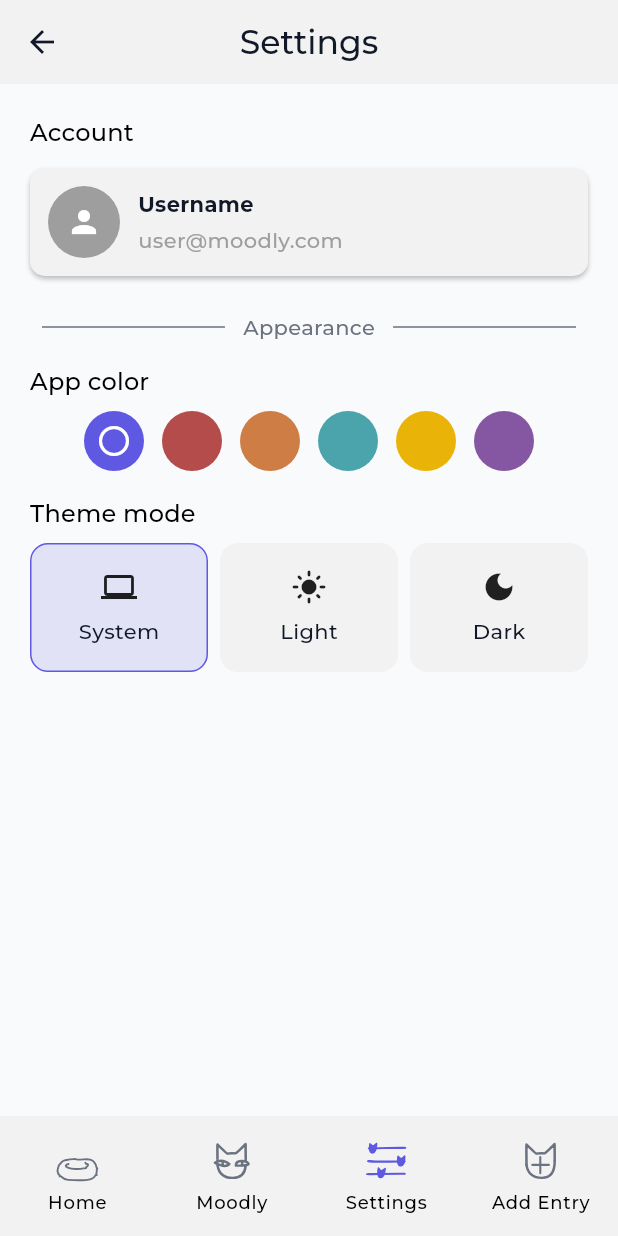
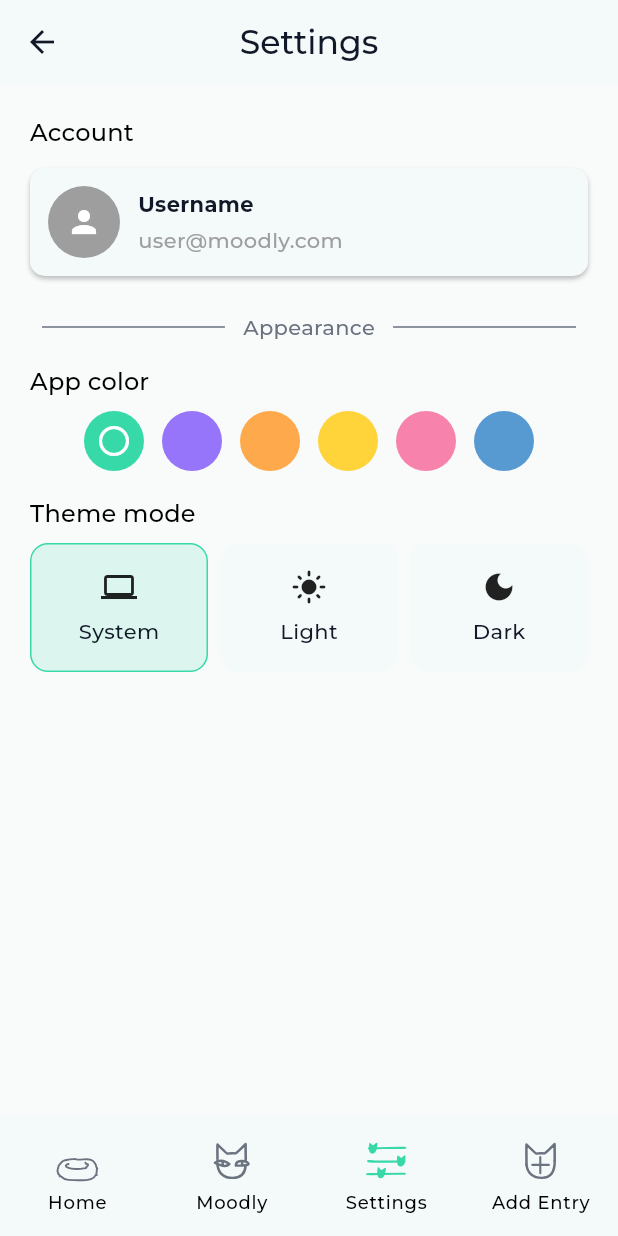
Before and after one commit to codemalcolm/moodly_client, a Flutter app: the screen it shows after launch, item 3 of the bottom bar chosen, on a phone screen of 412 x 824 dp. Run offline on Flutter 3.47's test engine with Material 3 defaults, Android fonts, the phone set to English and light mode, and no system bars; our stand-ins replace flutter_svg, image_picker; network calls fail; project files that could hold a hidden picture were left out.

Commit message:
update color theme

```diff
--- a/lib/screens/settings_account_screen.dart
+++ b/lib/screens/settings_account_screen.dart
@@ -19,7 +19,6 @@ class _SettingsAccountScreenState extends State<SettingsAccountScreen> {
   @override
   Widget build(BuildContext context) {
     final textTheme = Theme.of(context).textTheme;
-
     return Scaffold(
       appBar: AppBar(title: const Text('Account Settings')),
       body: SingleChildScrollView(
@@ -140,7 +139,6 @@ class _SettingsAccountScreenState extends State<SettingsAccountScreen> {
               initialValue: 'Max moodly',
             ),
             const SizedBox(height: 24),
-
             Align(
               alignment: Alignment.centerLeft,
               child: Text('Email', style: textTheme.titleMedium),
@@ -152,8 +150,6 @@ class _SettingsAccountScreenState extends State<SettingsAccountScreen> {
               initialValue: 'user@moodly.com',
             ),
             const SizedBox(height: 24),
-
-            // Password
             Align(
               alignment: Alignment.centerLeft,
               child: Text('Password', style: textTheme.titleMedium),
--- a/lib/theme/app_theme.dart
+++ b/lib/theme/app_theme.dart
@@ -1,8 +1,8 @@
 import 'package:flutter/material.dart';
 
 class LightColors {
-  static const background = Color(0xFFF9FAFB);
-  static const surface = Color(0xFFF2F2F2);
+  static const background = Color(0xFFF9FBFB);
+  static const surface = Color(0xFFF4F9F9);
   static const secondary = Color(0xFF6B7280);
   static const textPrimary = Color(0xFF111827);
   static const textSecondary = Color(0xFF6B7280);
@@ -10,8 +10,8 @@ class LightColors {
 }
 
 class DarkColors {
-  static const background = Color(0xFF121212);
-  static const surface = Color(0xFF1E1E1E);
+  static const background = Color(0xFF1B150B);
+  static const surface = Color(0xFF292424);
   static const secondary = Color(0xFF9CA3AF);
   static const textPrimary = Color(0xFFF9FAFB);
   static const textSecondary = Color(0xFF9CA3AF);
@@ -19,12 +19,12 @@ class DarkColors {
 }
 
 class AccentColors {
-  static const blue = Color.fromARGB(255, 95, 88, 226);
-  static const red = Color.fromARGB(255, 180, 76, 76);
-  static const orange = Color.fromARGB(255, 206, 125, 68);
-  static const green = Color.fromARGB(255, 75, 164, 171);
-  static const yellow = Color(0xFFEAB308);
-  static const purple = Color.fromARGB(255, 133, 86, 162);
+  static const blue = Color(0xFF38D9A9);
+  static const red = Color(0xFF9775FA);
+  static const orange = Color(0xFFFFA94D);
+  static const green = Color(0xFFFFD43B);
+  static const yellow = Color(0xFFF783AC);
+  static const purple = Color(0xFF579AD1);
 }
 
 class AppTheme {
--- a/lib/widgets/moods_card.dart
+++ b/lib/widgets/moods_card.dart
@@ -39,14 +39,13 @@ class MoodsCard extends StatelessWidget {
             shrinkWrap: true,
             physics: const NeverScrollableScrollPhysics(),
             gridDelegate: const SliverGridDelegateWithFixedCrossAxisCount(
-              crossAxisCount: 4, // z. B. 4 Spalten
+              crossAxisCount: 4,
               crossAxisSpacing: 16,
               mainAxisSpacing: 16,
             ),
             itemCount: moodIconPaths.length,
             itemBuilder: (context, index) {
               final isSelected = selectedMoodIndex == index;
-
               return GestureDetector(
                 onTap: () => onMoodSelected(index),
                 child: Container(
```
